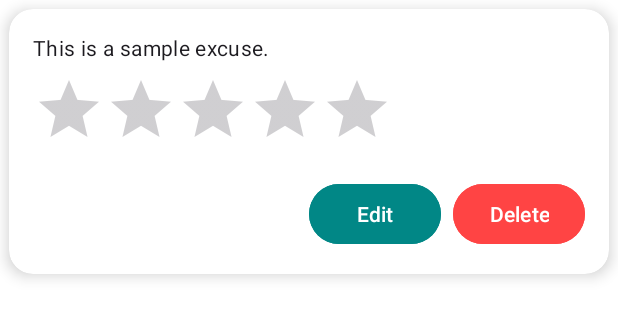
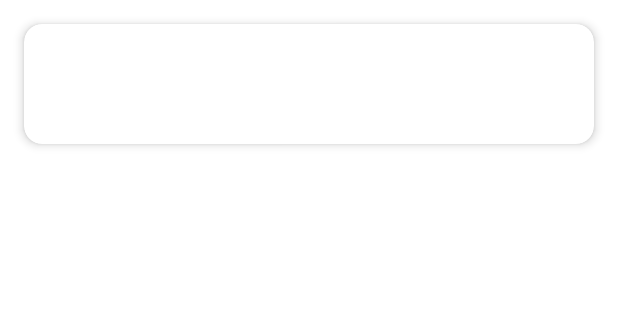
Before and after one commit to SSGamingUnity-3D/Bailify, an Android app: the layout item_favorite.xml on its own in the app's theme, with its tools: preview values and no code run, on a phone screen of 412 x 824 dp. Shown: the top 318 px of the screen. Run offline under Robolectric (Android 15) with nearby library versions, the phone set to English and light mode, and no system bars.

Commit message:
update item

```diff
--- a/app/src/main/java/com/example/excusegenerator/FavoriteExcusesActivity.java
+++ b/app/src/main/java/com/example/excusegenerator/FavoriteExcusesActivity.java
@@ -24,14 +24,23 @@ public class FavoriteExcusesActivity extends AppCompatActivity {
 
         ArrayList<HashMap<String, String>> favorites = dbHelper.getAllFavoriteExcuses();
 
+//        SimpleAdapter adapter = new SimpleAdapter(
+//                this,
+//                favorites,
+//                android.R.layout.simple_list_item_2,
+//                new String[]{"excuse", "info"},
+//                new int[]{android.R.id.text1, android.R.id.text2}
+//        );
+//
+//        favoritesListView.setAdapter(adapter);
+
         SimpleAdapter adapter = new SimpleAdapter(
                 this,
                 favorites,
-                android.R.layout.simple_list_item_2,
+                R.layout.item_favorite,  // Use custom layout here
                 new String[]{"excuse", "info"},
-                new int[]{android.R.id.text1, android.R.id.text2}
+                new int[]{R.id.text1, R.id.text2}
         );
-
         favoritesListView.setAdapter(adapter);
     }
 }
--- a/app/src/main/res/layout/activity_favorite_excuses.xml
+++ b/app/src/main/res/layout/activity_favorite_excuses.xml
@@ -1,5 +1,6 @@
 <?xml version="1.0" encoding="utf-8"?>
-<LinearLayout xmlns:android="http://schemas.android.com/apk/res/android"
+<LinearLayout
+    xmlns:android="http://schemas.android.com/apk/res/android"
     android:layout_width="match_parent"
     android:layout_height="match_parent"
     android:orientation="vertical"
@@ -15,7 +16,7 @@
         android:textAppearance="?attr/textAppearanceHeadlineSmall"
         android:textStyle="bold"
         android:gravity="center"
-        android:paddingBottom="12dp"
+        android:paddingBottom="20dp"
         android:textColor="?android:attr/textColorPrimary" />
 
     <!-- ListView -->
--- a/app/src/main/res/layout/item_favorite.xml
+++ b/app/src/main/res/layout/item_favorite.xml
@@ -1,12 +1,15 @@
 <?xml version="1.0" encoding="utf-8"?>
-<androidx.cardview.widget.CardView xmlns:android="http://schemas.android.com/apk/res/android"
+<androidx.cardview.widget.CardView
+    xmlns:android="http://schemas.android.com/apk/res/android"
     xmlns:card_view="http://schemas.android.com/apk/res-auto"
     android:layout_width="match_parent"
     android:layout_height="wrap_content"
-    android:layout_margin="6dp"
-    card_view:cardCornerRadius="16dp"
-    card_view:cardElevation="6dp"
-    card_view:cardBackgroundColor="?attr/colorSurface">
+    android:layout_marginHorizontal="8dp"
+    android:layout_marginVertical="6dp"
+    card_view:cardCornerRadius="12dp"
+    card_view:cardElevation="4dp"
+    card_view:cardUseCompatPadding="true"
+    android:background="?android:attr/windowBackground">
 
     <LinearLayout
         android:layout_width="match_parent"
@@ -15,49 +18,21 @@
         android:padding="16dp">
 
         <TextView
-            android:id="@+id/excuse_text"
+            android:id="@+id/text1"
             android:layout_width="match_parent"
             android:layout_height="wrap_content"
-            android:text="This is a sample excuse."
-            android:textAppearance="?attr/textAppearanceBodyMedium"
-            android:textColor="?android:attr/textColorPrimary" />
+            android:textAppearance="?android:attr/textAppearanceMedium"
+            android:textColor="?android:attr/textColorPrimary"
+            android:textStyle="bold" />
 
-        <RatingBar
-            android:id="@+id/excuse_rating"
-            android:layout_width="wrap_content"
-            android:layout_height="wrap_content"
-            android:numStars="5"
-            android:stepSize="1"
-            android:isIndicator="true"
-            android:layout_marginTop="8dp"
-            style="@style/CustomRatingBar" />
-
-        <LinearLayout
+        <TextView
+            android:id="@+id/text2"
             android:layout_width="match_parent"
             android:layout_height="wrap_content"
-            android:orientation="horizontal"
-            android:layout_marginTop="12dp"
-            android:gravity="end">
-
-            <Button
-                android:id="@+id/edit_button"
-                android:layout_width="wrap_content"
-                android:layout_height="wrap_content"
-                android:text="Edit"
-                android:textSize="14sp"
-                android:backgroundTint="@color/teal_700"
-                android:textColor="@android:color/white"
-                android:layout_marginEnd="8dp" />
-
-            <Button
-                android:id="@+id/delete_button"
-                android:layout_width="wrap_content"
-                android:layout_height="wrap_content"
-                android:text="Delete"
-                android:textSize="14sp"
-                android:backgroundTint="@android:color/holo_red_light"
-                android:textColor="@android:color/white" />
-        </LinearLayout>
+            android:textAppearance="?android:attr/textAppearanceSmall"
+            android:textColor="?android:attr/textColorSecondary"
+            android:layout_marginTop="4dp" />
 
     </LinearLayout>
+
 </androidx.cardview.widget.CardView>
```
